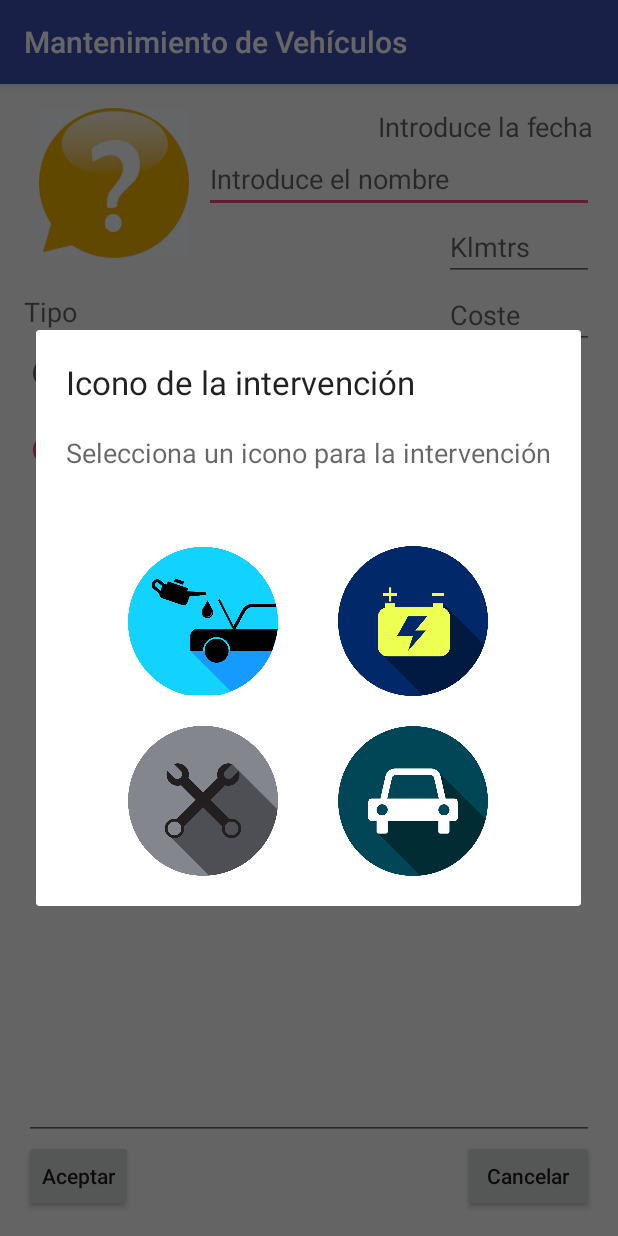
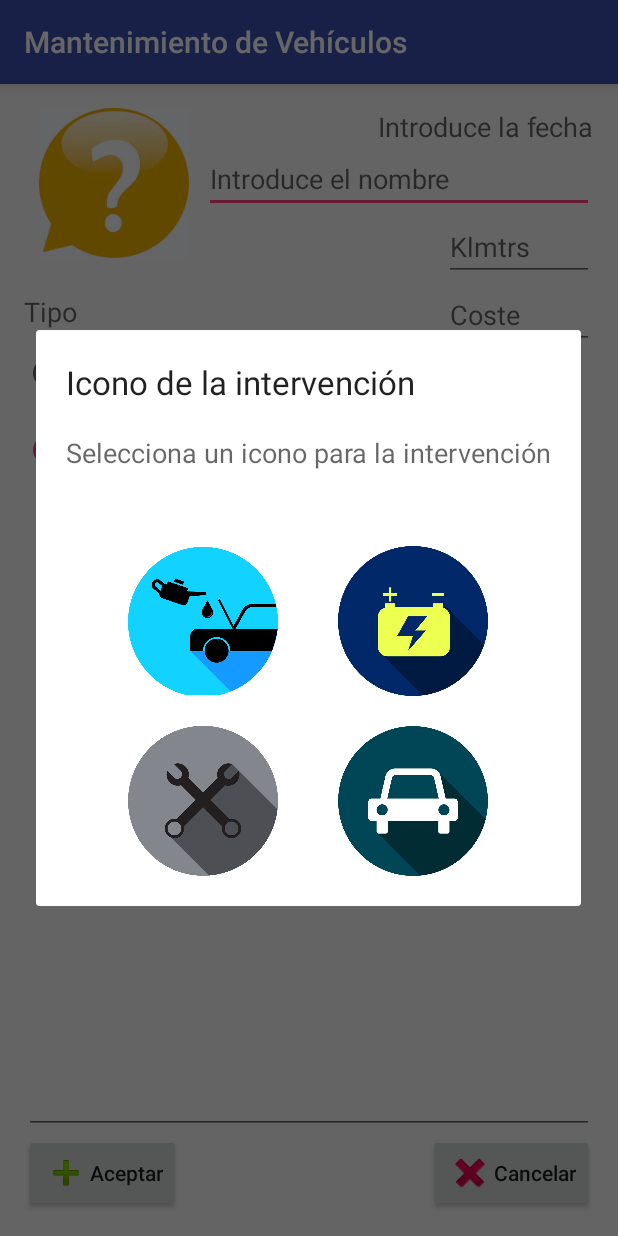
Before and after one commit to jorgeHLandroid/Proyecto_final_DAM, an Android app: the Formulario screen opened directly, with no data from a screen before it, after a tap on an icon or button, on a phone screen of 412 x 824 dp. Run offline under Robolectric (Android 15) with nearby library versions, the phone set to English and light mode, and no system bars; 1 statement that could not run was skipped.

Commit message:
Se crean las activities Landscape. Se mejoran Layouts en todas las Activities

```diff
--- a/app/build.gradle
+++ b/app/build.gradle
@@ -9,7 +9,7 @@ android {
         minSdkVersion 17
         targetSdkVersion 24
         versionCode 1
-        versionName "1.0"
+        versionName "0.11.2-alpha"
     }
     buildTypes {
         release {
--- a/app/src/main/java/com/example/pc_jorge/app_mant/Activities/Formulario.java
+++ b/app/src/main/java/com/example/pc_jorge/app_mant/Activities/Formulario.java
@@ -340,7 +340,6 @@ public class Formulario extends AppCompatActivity implements View.OnClickListene
                 String textoInformativoString=textoInformativo[y].replaceAll("\\s+", "");
                 if(textoString.equals("")||textoString.equals(textoInformativoString)){
                                                                                                     Log.d("","Ha encontrado vacio o texto inf:  "+textoString);
-                    //Toast.makeText(Formulario.this, getString(R.string.Debe_completar_todos_los_campos), Toast.LENGTH_SHORT).show();
                     abrirDialogoAdvertencia();
                     return false;
                 }
@@ -489,10 +488,6 @@ public class Formulario extends AppCompatActivity implements View.OnClickListene
                     // Month is 0 based so add 1
                     .append(mDay).append("/").append(mMonth + 1).append("/")
                     .append(mYear).append(" ").toString();
-            Toast toast1 =
-                    Toast.makeText(this.getContext(),
-                            "Fecha: "+fecha, Toast.LENGTH_SHORT);
-            toast1.show();
             setFecha(fecha);
         }
     }
--- /dev/null
+++ b/app/src/main/res/layout-land/activity_main.xml
@@ -0,0 +1,73 @@
+<?xml version="1.0" encoding="utf-8"?>
+<RelativeLayout xmlns:android="http://schemas.android.com/apk/res/android"
+xmlns:tools="http://schemas.android.com/tools"
+android:layout_width="match_parent"
+android:layout_height="match_parent"
+android:paddingBottom="@dimen/activity_vertical_margin"
+android:paddingLeft="@dimen/activity_horizontal_margin"
+android:paddingRight="@dimen/activity_horizontal_margin"
+android:paddingTop="@dimen/activity_vertical_margin"
+tools:context=".Activities.MainActivity"
+android:background="@drawable/fondo">
+
+
+    <LinearLayout
+        android:orientation="vertical"
+        android:layout_width="match_parent"
+        android:layout_height="match_parent">
+
+        <TableRow
+            android:layout_width="wrap_content"
+            android:layout_height="match_parent"
+            android:layout_gravity="center_horizontal">
+
+            <ImageButton
+            android:layout_width="100dp"
+            android:layout_height="100dp"
+            android:id="@+id/imageButton_MainActivity"
+            android:src="@drawable/icono_mantenimiento"
+            android:scaleType="fitCenter"
+            android:background="@android:color/transparent"
+            android:layout_marginTop="0dp"
+            android:layout_alignParentTop="true"
+            android:layout_alignParentLeft="true"
+            android:layout_alignParentStart="true"
+            android:layout_marginLeft="0dp"
+            android:layout_marginStart="0dp"
+            android:clickable="true"
+                android:layout_gravity="center_vertical"
+                android:layout_margin="20dp" />
+
+            <ImageButton
+            android:layout_width="100dp"
+            android:layout_height="100dp"
+            android:id="@+id/imageButton_Anadir_MainActivity"
+            android:scaleType="fitCenter"
+            android:background="@android:color/transparent"
+            android:src="@drawable/anyadir"
+            android:clickable="true"
+            android:layout_alignTop="@+id/imageButton_MainActivity"
+            android:layout_toRightOf="@+id/imageButton_MainActivity"
+            android:layout_toEndOf="@+id/imageButton_MainActivity"
+            android:layout_marginLeft="0dp"
+            android:layout_marginStart="0dp"
+                android:layout_gravity="center_vertical"
+                android:layout_margin="20dp"
+                android:layout_marginRight="0dp" />
+
+            <ImageButton
+                android:layout_width="100dp"
+                android:layout_height="100dp"
+                android:id="@+id/imageButton_Salir_MainActivity"
+                android:scaleType="fitCenter"
+                android:src="@drawable/salir"
+                android:background="@android:color/transparent"
+                android:clickable="true"
+                android:layout_centerVertical="true"
+                android:layout_alignParentEnd="true"
+                android:layout_gravity="center_vertical"
+                android:layout_marginLeft="100dp" />
+        </TableRow>
+    </LinearLayout>
+
+</RelativeLayout>
--- /dev/null
+++ b/app/src/main/res/layout-land/dialog_seleccionar_icono.xml
@@ -0,0 +1,111 @@
+<?xml version="1.0" encoding="utf-8"?>
+<TableLayout xmlns:android="http://schemas.android.com/apk/res/android"
+    android:layout_width="match_parent"
+    android:layout_height="match_parent"
+    android:orientation="horizontal"
+    android:gravity="center_horizontal">
+
+    <!--android:background="@drawable/dialog_format_rounded" Esta linea era para redondear
+    el dialogo pero no se visualiza correctamente-->
+
+    <TextView
+        android:layout_width="wrap_content"
+        android:layout_height="wrap_content"
+        android:textAppearance="?android:attr/textAppearanceLarge"
+        android:text="@string/Titulo_DialogIcon"
+        android:id="@+id/textView_DialogIcono"
+        android:layout_column="1"
+        android:layout_marginTop="20dp"
+        android:layout_marginLeft="20dp"
+        android:layout_marginRight="20dp" />
+
+    <TextView
+        android:layout_width="wrap_content"
+        android:layout_height="wrap_content"
+        android:textAppearance="?android:attr/textAppearanceMedium"
+        android:text="@string/selecciona_un_icono"
+        android:id="@+id/textView_DialogIconText"
+        android:layout_marginTop="20dp"
+        android:layout_marginLeft="20dp"
+        android:layout_marginRight="20dp" />
+
+    <TableRow
+        android:layout_width="match_parent"
+        android:layout_height="match_parent">
+
+    </TableRow>
+
+    <TableRow
+        android:layout_width="match_parent"
+        android:layout_height="match_parent">
+
+        <Space
+            android:layout_width="match_parent"
+            android:layout_height="50dp" />
+
+    </TableRow>
+
+    <TableRow
+        android:layout_width="match_parent"
+        android:layout_height="match_parent"
+        android:gravity="center_horizontal">
+
+        <ImageButton
+            android:layout_width="100dp"
+            android:layout_height="100dp"
+            android:id="@+id/imageButton_DialogIconoHidraulica"
+            android:background="@android:color/transparent"
+            android:clickable="true"
+            android:src="@drawable/hidraulica"
+            android:scaleType="fitCenter"
+            android:layout_below="@+id/imageButton_DialogIconoNeumatica"
+            android:layout_toEndOf="@+id/imageButton_DialogIconoMecanica"
+            android:layout_column="1"
+            android:layout_gravity="center_horizontal"
+            android:layout_margin="10dp" />
+
+        <ImageButton
+            android:layout_width="100dp"
+            android:layout_height="100dp"
+            android:id="@+id/imageButton_DialogIconoElectrica"
+            android:background="@android:color/transparent"
+            android:clickable="true"
+            android:src="@drawable/electrica"
+            android:scaleType="fitCenter"
+            android:layout_above="@+id/imageButton_DialogIconoHidraulica"
+            android:layout_toEndOf="@+id/imageButton_DialogIconoNeumatica"
+            android:contentDescription="Icono que corresponde a intervencion electrica"
+            android:layout_column="2"
+            android:layout_gravity="center_horizontal"
+            android:layout_margin="10dp" />
+
+        <ImageButton
+            android:layout_width="100dp"
+            android:layout_height="100dp"
+            android:id="@+id/imageButton_DialogIconoMecanica"
+            android:background="@android:color/transparent"
+            android:clickable="true"
+            android:src="@drawable/mecanica"
+            android:scaleType="fitCenter"
+            android:layout_below="@+id/imageButton_DialogIconoNeumatica"
+            android:layout_alignParentStart="true"
+            android:layout_column="1"
+            android:layout_gravity="center_horizontal"
+            android:layout_margin="10dp" />
+
+        <ImageButton
+            android:layout_width="100dp"
+            android:layout_height="100dp"
+            android:id="@+id/imageButton_DialogIconoNeumatica"
+            android:layout_marginTop="0dp"
+            android:background="@android:color/transparent"
+            android:clickable="true"
+            android:src="@drawable/neumatica"
+            android:scaleType="fitCenter"
+            android:layout_alignParentTop="true"
+            android:layout_column="2"
+            android:layout_gravity="center_horizontal"
+            android:layout_margin="10dp" />
+    </TableRow>
+
+</TableLayout>
--- /dev/null
+++ b/app/src/main/res/layout-land/formulario.xml
@@ -0,0 +1,164 @@
+<?xml version="1.0" encoding="utf-8"?>
+<RelativeLayout xmlns:android="http://schemas.android.com/apk/res/android"
+    xmlns:tools="http://schemas.android.com/tools"
+    android:layout_width="match_parent"
+    android:layout_height="match_parent"
+    android:paddingBottom="@dimen/activity_vertical_margin"
+    android:paddingLeft="@dimen/activity_horizontal_margin"
+    android:paddingRight="@dimen/activity_horizontal_margin"
+    android:paddingTop="@dimen/activity_vertical_margin"
+    tools:context=".Activities.Formulario"
+    android:clickable="true"
+    android:orientation="vertical"
+    android:weightSum="1">
+
+
+    <TextView
+        android:layout_width="wrap_content"
+        android:layout_height="wrap_content"
+        android:textAppearance="?android:attr/textAppearanceMedium"
+        android:text="@string/Introduce_la_fecha"
+        android:id="@+id/textView_FechaFormulario"
+        android:clickable="true"
+        android:layout_alignParentTop="true"
+        android:layout_alignParentEnd="true" />
+
+    <!-- Con la propiedad hint el texto por defecto desaparece si el EditText esta vacio -->
+
+    <RadioGroup
+        android:layout_width="wrap_content"
+        android:layout_height="wrap_content"
+        android:layout_below="@+id/textView_Tipo_Formulario"
+        android:layout_alignParentStart="true"
+        android:id="@+id/radioGroup">
+
+    </RadioGroup>
+
+    <EditText
+        android:layout_width="match_parent"
+        android:layout_height="match_parent"
+        android:id="@+id/editTextDescripcionFormulario"
+        android:layout_alignParentStart="true"
+        android:layout_above="@+id/button_AceptarFormulario"
+        android:layout_below="@+id/textView_Descripcion_Formulario"
+        android:gravity="start" />
+
+    <Button
+        style="?android:attr/buttonStyleSmall"
+        android:layout_width="wrap_content"
+        android:layout_height="wrap_content"
+        android:text="@string/Aceptar"
+        android:id="@+id/button_AceptarFormulario"
+        android:textAllCaps="false"
+        android:layout_alignParentBottom="true"
+        android:layout_alignParentStart="true"
+        android:drawableLeft="@android:drawable/ic_input_add" />
+
+    <RadioGroup
+        android:layout_width="wrap_content"
+        android:layout_height="wrap_content"
+        android:id="@+id/radioGroup2"
+        android:layout_below="@+id/editText_Importe"
+        android:layout_alignParentStart="true">
+
+    </RadioGroup>
+
+    <Button
+        android:layout_width="wrap_content"
+        android:layout_height="wrap_content"
+        android:text="@string/Cancelar"
+        android:id="@+id/button_Cancelar"
+        android:textAllCaps="false"
+        android:layout_alignBottom="@+id/button_AceptarFormulario"
+        android:layout_alignParentEnd="true"
+        android:drawableLeft="@android:drawable/ic_delete"/>
+
+    <EditText
+        android:layout_width="100dp"
+        android:layout_height="wrap_content"
+        android:inputType="numberDecimal"
+        android:ems="10"
+        android:id="@+id/editText_Kilometros"
+        android:hint="@string/Introduce_Klmtrs"
+        android:maxLength="6"
+        android:focusable="true"
+        android:layout_alignBaseline="@+id/editText_NombreFormulario"
+        android:layout_alignBottom="@+id/editText_NombreFormulario"
+        android:layout_toStartOf="@+id/textView_FechaFormulario" />
+
+    <RadioButton
+        android:layout_width="wrap_content"
+        android:layout_height="wrap_content"
+        android:text="@string/Introduce_Mantenimiento"
+        android:id="@+id/radioButton_Mantenimiento"
+        android:checked="true"
+        android:layout_alignBottom="@+id/imageButton_IconoFormulario"
+        android:layout_alignParentEnd="true" />
+
+    <TextView
+        android:layout_width="wrap_content"
+        android:layout_height="wrap_content"
+        android:textAppearance="?android:attr/textAppearanceLarge"
+        android:text="@string/descripcionListView"
+        android:id="@+id/textView_Descripcion_Formulario"
+        android:gravity="center_horizontal"
+        android:layout_marginTop="13dp"
+        android:layout_below="@+id/radioGroup"
+        android:layout_alignStart="@+id/imageButton_IconoFormulario" />
+
+    <RadioButton
+        android:layout_width="wrap_content"
+        android:layout_height="wrap_content"
+        android:text="@string/Introduce_Averia"
+        android:id="@+id/radioButton_Averia"
+        android:checked="false"
+        android:layout_alignBaseline="@+id/radioButton_Mantenimiento"
+        android:layout_alignBottom="@+id/radioButton_Mantenimiento"
+        android:layout_alignStart="@+id/editText_Kilometros" />
+
+    <EditText
+        android:layout_width="100dp"
+        android:layout_height="wrap_content"
+        android:inputType="numberDecimal"
+        android:ems="10"
+        android:id="@+id/editText_Importe"
+        android:hint="@string/Introduce_coste"
+        android:maxLength="5"
+        android:focusable="true"
+        android:layout_alignBaseline="@+id/editText_NombreFormulario"
+        android:layout_alignBottom="@+id/editText_NombreFormulario"
+        android:layout_alignParentEnd="true" />
+
+    <ImageButton
+        android:layout_width="100dp"
+        android:layout_height="100dp"
+        android:id="@+id/imageButton_IconoFormulario"
+        android:background="@android:color/transparent"
+        android:clickable="true"
+        android:scaleType="fitStart"
+        android:layout_marginLeft="10dp"
+        android:layout_marginRight="10dp"
+        android:layout_alignParentTop="true"
+        android:layout_toEndOf="@+id/radioGroup" />
+
+    <EditText
+        android:layout_height="wrap_content"
+        android:id="@+id/editText_NombreFormulario"
+        android:inputType="text"
+        android:hint="@string/Introduce_el_nombre"
+        android:focusable="true"
+        android:layout_below="@+id/textView_FechaFormulario"
+        android:layout_toEndOf="@+id/imageButton_IconoFormulario"
+        android:layout_width="wrap_content" />
+
+    <TextView
+        android:layout_width="wrap_content"
+        android:layout_height="wrap_content"
+        android:textAppearance="?android:attr/textAppearanceLarge"
+        android:text="@string/TipoFormulario"
+        android:id="@+id/textView_Tipo_Formulario"
+        android:layout_alignBaseline="@+id/radioButton_Averia"
+        android:layout_alignBottom="@+id/radioButton_Averia"
+        android:layout_centerHorizontal="true" />
+
+</RelativeLayout>
--- a/app/src/main/res/layout/activity_main.xml
+++ b/app/src/main/res/layout/activity_main.xml
@@ -14,21 +14,6 @@ android:background="@drawable/fondo">
     <ImageButton
     android:layout_width="100dp"
     android:layout_height="100dp"
-    android:id="@+id/imageButton_MainActivity"
-    android:src="@drawable/icono_mantenimiento"
-    android:scaleType="fitCenter"
-    android:background="@android:color/transparent"
-    android:layout_marginTop="86dp"
-    android:layout_alignParentTop="true"
-    android:layout_alignParentLeft="true"
-    android:layout_alignParentStart="true"
-    android:layout_marginLeft="53dp"
-    android:layout_marginStart="53dp"
-    android:clickable="true" />
-
-<ImageButton
-    android:layout_width="100dp"
-    android:layout_height="100dp"
     android:id="@+id/imageButton_Salir_MainActivity"
     android:scaleType="fitCenter"
     android:src="@drawable/salir"
@@ -38,8 +23,39 @@ android:background="@drawable/fondo">
     android:layout_alignParentRight="true"
     android:layout_alignParentEnd="true" />
 
+    <LinearLayout
+        android:orientation="vertical"
+        android:layout_width="match_parent"
+        android:layout_height="wrap_content"
+        android:layout_alignParentTop="true"
+        android:layout_alignParentStart="true">
+
+    </LinearLayout>
+
+    <TableRow
+        android:layout_width="match_parent"
+        android:layout_height="match_parent"
+        android:gravity="center_horizontal"
+        android:layout_alignParentStart="true">
+
         <ImageButton
-    android:layout_width="100dp"
+        android:layout_width="142dp"
+        android:layout_height="100dp"
+        android:id="@+id/imageButton_MainActivity"
+        android:src="@drawable/icono_mantenimiento"
+        android:scaleType="fitCenter"
+        android:background="@android:color/transparent"
+        android:layout_marginTop="0dp"
+        android:layout_alignParentTop="true"
+        android:layout_alignParentLeft="true"
+        android:layout_alignParentStart="true"
+        android:layout_marginLeft="0dp"
+        android:layout_marginStart="0dp"
+        android:clickable="true"
+            android:layout_gravity="center_vertical" />
+
+        <ImageButton
+            android:layout_width="146dp"
             android:layout_height="100dp"
             android:id="@+id/imageButton_Anadir_MainActivity"
             android:scaleType="fitCenter"
@@ -49,6 +65,9 @@ android:background="@drawable/fondo">
             android:layout_alignTop="@+id/imageButton_MainActivity"
             android:layout_toRightOf="@+id/imageButton_MainActivity"
             android:layout_toEndOf="@+id/imageButton_MainActivity"
-    android:layout_marginLeft="43dp"
-    android:layout_marginStart="43dp" />
+            android:layout_marginLeft="0dp"
+            android:layout_marginStart="0dp"
+            android:layout_gravity="center_vertical" />
+    </TableRow>
+
 </RelativeLayout>
--- a/app/src/main/res/layout/formulario.xml
+++ b/app/src/main/res/layout/formulario.xml
@@ -123,7 +123,8 @@
         android:layout_column="0"
         android:layout_alignParentBottom="true"
         android:layout_alignParentLeft="true"
-        android:layout_alignParentStart="true" />
+        android:layout_alignParentStart="true"
+        android:drawableLeft="@android:drawable/ic_input_add" />
 
     <ImageButton
         android:layout_width="100dp"
@@ -132,7 +133,6 @@
         android:background="@android:color/transparent"
         android:clickable="true"
         android:scaleType="fitStart"
-        android:src="@drawable/question"
         android:layout_marginLeft="10dp"
         android:layout_marginRight="10dp"
         android:layout_alignParentTop="true"
@@ -166,7 +166,6 @@
     </RadioGroup>
 
     <Button
-        android:layout_width="wrap_content"
         android:layout_height="wrap_content"
         android:text="@string/Cancelar"
         android:id="@+id/button_Cancelar"
@@ -174,6 +173,8 @@
         android:layout_column="0"
         android:textAllCaps="false"
         android:layout_alignBottom="@+id/button_AceptarFormulario"
-        android:layout_alignParentEnd="true" />
+        android:layout_alignParentEnd="true"
+        android:layout_width="wrap_content"
+        android:drawableLeft="@android:drawable/ic_delete" />
 
 </RelativeLayout>
--- a/app/src/main/res/values/strings.xml
+++ b/app/src/main/res/values/strings.xml
@@ -14,7 +14,7 @@
     <string name="Introduce_el_nombre">Introduce el nombre</string>
     <string name="Introduce_coste">Coste</string>
     <string name="Introduce_Klmtrs">Klmtrs</string>
-    <string name="Introduce_Descripción">Descripción</string>
+    <string name="Introduce_Descripcion">Descripción</string>
     <string name="Introduce_Averia">Averia</string>
     <string name="Introduce_Mantenimiento">Mantenimiento</string>
     <string name="Registro_editado_con_exito">Registro editado con exito.</string>
```
Also changed, not shown: app/src/main/java/com/example/pc_jorge/app_mant/Activities/MainActivity.java (+4 -7 lines). Lines whose indentation alone changed are shown as unchanged.
